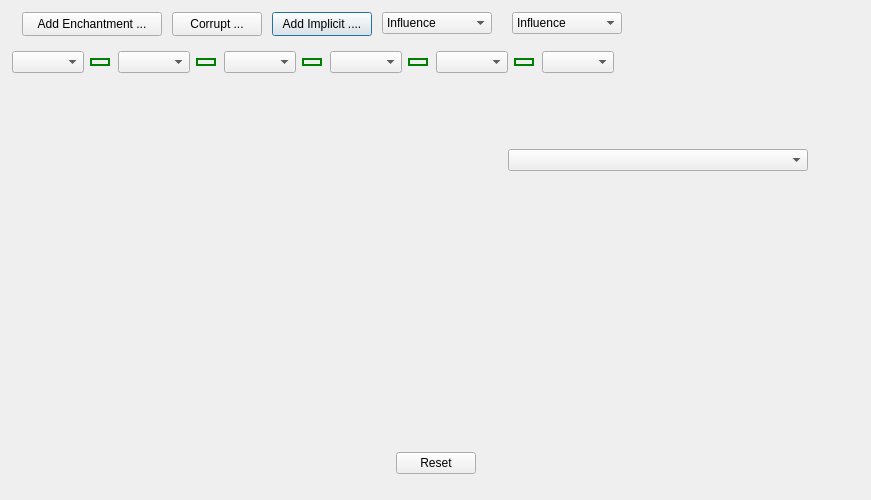
The window that Assets/ui_files/dlgCraftItems.ui (PathOfBuildingCommunity/PathOfBuilding-Python) describes before a commit, drawn with Qt 5.
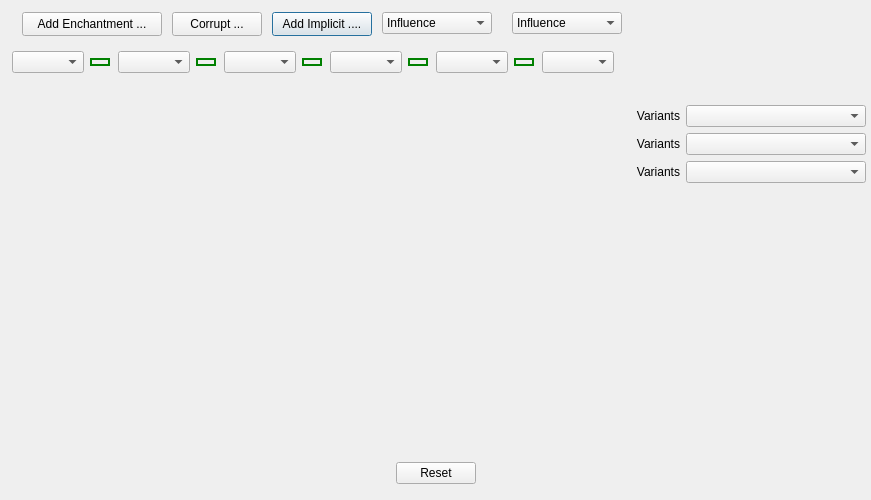
The same window after the commit. Icons and pictures are not drawn.

Commit message: Work on uniques.xml to allow variants to be used in crafting dialog. basename changing now works.

What changed in the file:
```diff
--- a/Assets/ui_files/dlgCraftItems.ui
+++ b/Assets/ui_files/dlgCraftItems.ui
@@ -34,7 +34,13 @@
      <property name="minimumSize">
       <size>
        <width>650</width>
-       <height>0</height>
+       <height>100</height>
+      </size>
+     </property>
+     <property name="maximumSize">
+      <size>
+       <width>16777215</width>
+       <height>100</height>
       </size>
      </property>
      <property name="frameShape">
@@ -528,16 +534,93 @@
       </item>
       <item>
        <widget class="QWidget" name="widget_Right" native="true">
-        <widget class="QComboBox" name="combo_Mod1">
-         <property name="geometry">
-          <rect>
-           <x>10</x>
-           <y>10</y>
-           <width>300</width>
-           <height>22</height>
-          </rect>
+        <layout class="QVBoxLayout" name="verticalLayout">
+         <property name="leftMargin">
+          <number>2</number>
          </property>
-        </widget>
+         <property name="topMargin">
+          <number>0</number>
+         </property>
+         <property name="rightMargin">
+          <number>0</number>
+         </property>
+         <property name="bottomMargin">
+          <number>0</number>
+         </property>
+         <item>
+          <layout class="QHBoxLayout" name="horizontalLayout_3">
+           <item>
+            <widget class="QLabel" name="label_Variants">
+             <property name="layoutDirection">
+              <enum>Qt::LeftToRight</enum>
+             </property>
+             <property name="text">
+              <string>Variants</string>
+             </property>
+             <property name="alignment">
+              <set>Qt::AlignRight|Qt::AlignTrailing|Qt::AlignVCenter</set>
+             </property>
+            </widget>
+           </item>
+           <item>
+            <widget class="QComboBox" name="combo_Variants"/>
+           </item>
+          </layout>
+         </item>
+         <item>
+          <layout class="QHBoxLayout" name="horizontalLayout_4">
+           <item>
+            <widget class="QLabel" name="label_2">
+             <property name="layoutDirection">
+              <enum>Qt::LeftToRight</enum>
+             </property>
+             <property name="text">
+              <string>Variants</string>
+             </property>
+             <property name="alignment">
+              <set>Qt::AlignRight|Qt::AlignTrailing|Qt::AlignVCenter</set>
+             </property>
+            </widget>
+           </item>
+           <item>
+            <widget class="QComboBox" name="combo_Mod1_2"/>
+           </item>
+          </layout>
+         </item>
+         <item>
+          <layout class="QHBoxLayout" name="horizontalLayout_5">
+           <item>
+            <widget class="QLabel" name="label_3">
+             <property name="layoutDirection">
+              <enum>Qt::LeftToRight</enum>
+             </property>
+             <property name="text">
+              <string>Variants</string>
+             </property>
+             <property name="alignment">
+              <set>Qt::AlignRight|Qt::AlignTrailing|Qt::AlignVCenter</set>
+             </property>
+            </widget>
+           </item>
+           <item>
+            <widget class="QComboBox" name="combo_Mod1_3"/>
+           </item>
+          </layout>
+         </item>
+         <item>
+          <spacer name="verticalSpacer">
+           <property name="orientation">
+            <enum>Qt::Vertical</enum>
+           </property>
+           <property name="sizeHint" stdset="0">
+            <size>
+             <width>20</width>
+             <height>257</height>
+            </size>
+           </property>
+          </spacer>
+         </item>
+        </layout>
        </widget>
       </item>
      </layout>
```
The commit also changes 16 other files.
